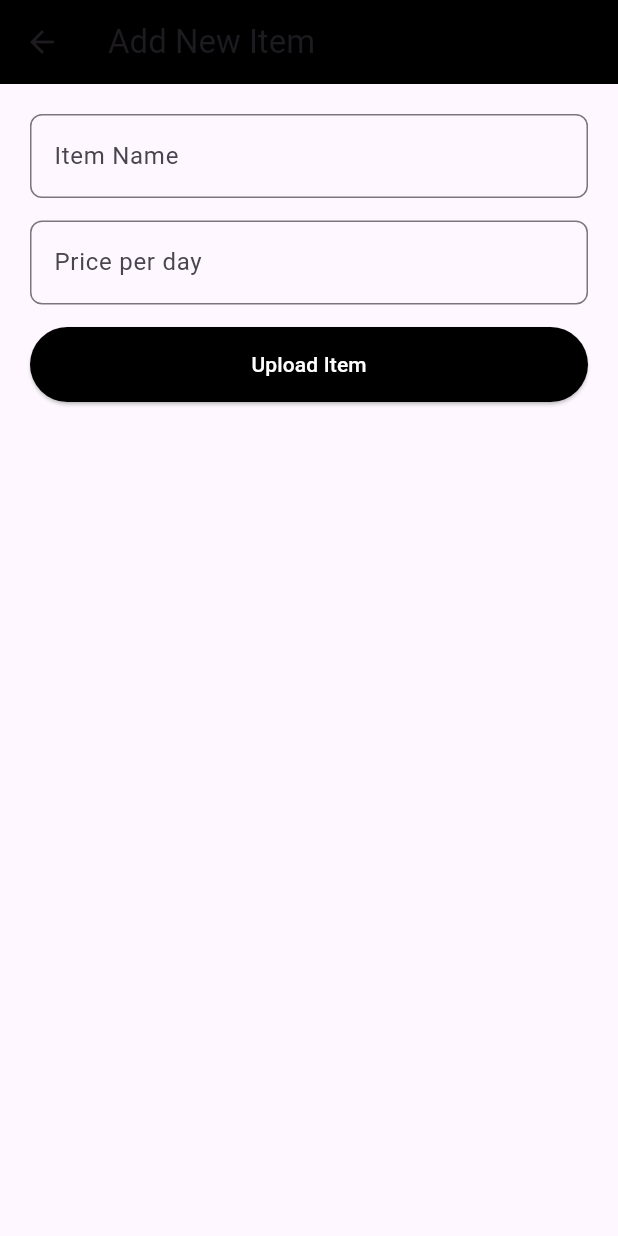
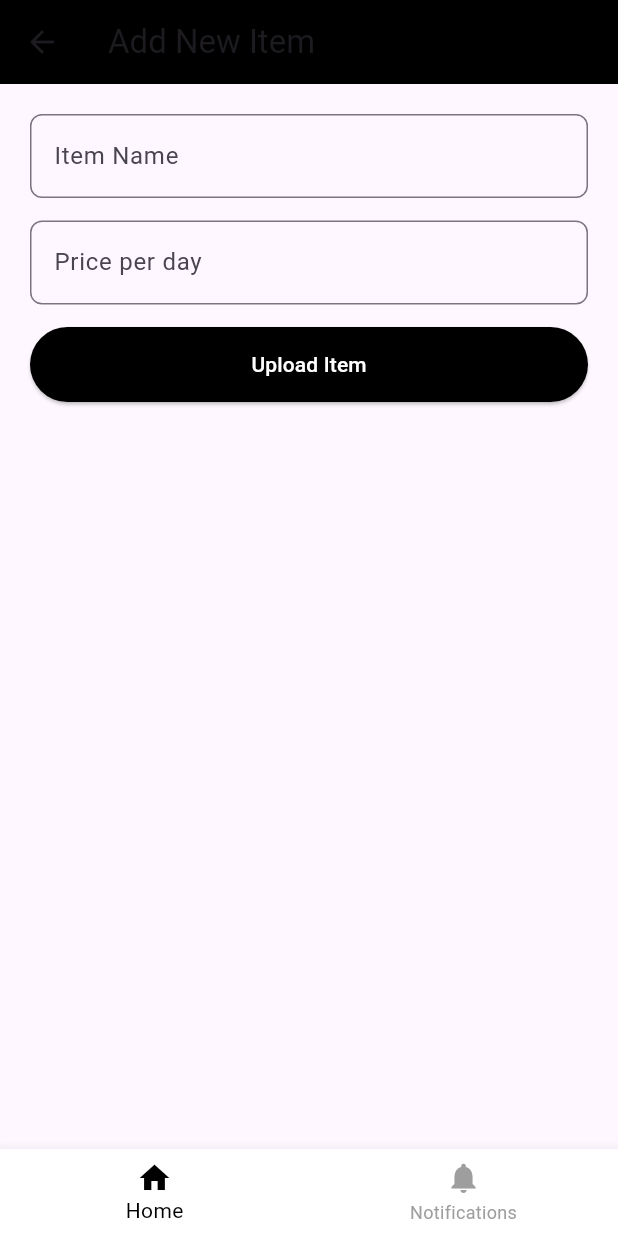
Before and after one commit to rilli-00/Dawwerha, a Flutter app: the UploadItemScreen screen opened directly, on a phone screen of 412 x 824 dp. Run offline on Flutter 3.47's test engine with Material 3 defaults, Android fonts, the light colour scheme and no system bars.

Commit message:
reem apdate

```diff
--- a/lib/screen/uploadItemscreen.dart
+++ b/lib/screen/uploadItemscreen.dart
@@ -1,4 +1,6 @@
+import 'package:dawwerha/screen/NotificationScreen.dart';
 import 'package:flutter/material.dart';
+// تأكدي من اسم الملف
 
 class UploadItemScreen extends StatelessWidget {
   const UploadItemScreen({super.key});
@@ -47,6 +49,31 @@ class UploadItemScreen extends StatelessWidget {
           ],
         ),
       ),
+      bottomNavigationBar: BottomNavigationBar(
+        backgroundColor: Colors.white,
+        selectedItemColor: Colors.black,
+        unselectedItemColor: Colors.grey,
+        items: const [
+          BottomNavigationBarItem(icon: Icon(Icons.home), label: 'Home'),
+          BottomNavigationBarItem(
+            icon: Icon(Icons.notifications),
+            label: 'Notifications',
+          ),
+        ],
+        currentIndex: 0,
+        onTap: (index) {
+          if (index == 0) {
+            // مثلاً ارجعي لنفس الصفحة أو صفحة الهوم
+          } else if (index == 1) {
+            Navigator.push(
+              context,
+              MaterialPageRoute(
+                builder: (context) => const NotificationsPage(),
+              ),
+            );
+          }
+        },
+      ),
     );
   }
 }
```
